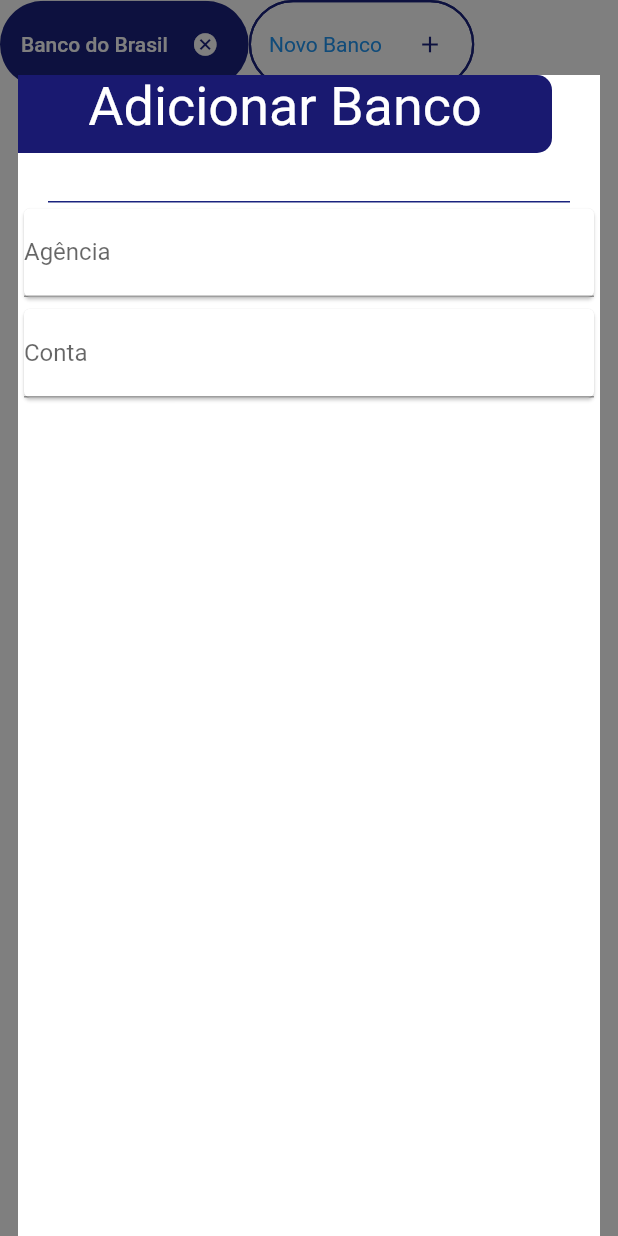
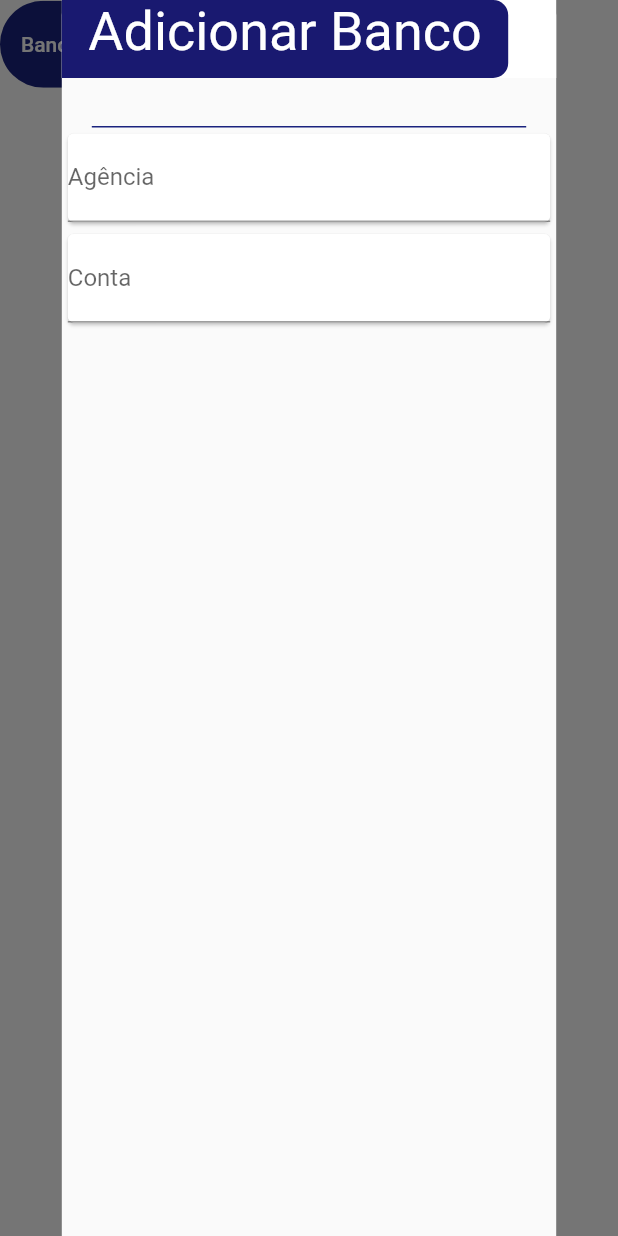
Before and after one commit to RibarrJR/fidelidade_android, a Flutter app: the BankChips widget shown alone on an empty page, opened directly, after a tap on "Novo Banco", on a phone screen of 412 x 824 dp. Run offline on Flutter 3.47's test engine with Material 2 defaults, Android fonts, the phone set to English and light mode, and no system bars; our stand-ins replace circular_profile_avatar, email_validator, mask_text_input_formatter, sqflite, syncfusion_flutter_charts; missing offline and left inert: cpf_cnpj_validator; accounts and stored records are empty; network calls fail.

```diff
--- a/lib/pages/Bank/BankChips.dart
+++ b/lib/pages/Bank/BankChips.dart
@@ -32,41 +32,62 @@ class _BankChipsState extends State<BankChips> {
             padding: MaterialStateProperty.all<EdgeInsets>(EdgeInsets.all(0)),
           ),
           onPressed: () {
-            showGeneralDialog(
-              barrierLabel: "Label",
-              barrierDismissible: true,
-              barrierColor: Colors.black.withOpacity(0.5),
-              transitionDuration: Duration(milliseconds: 700),
-              context: context,
-              pageBuilder: (context, anim1, anim2) {
-                var size = MediaQuery.of(context).size;
-                return Align(
-                  alignment: Alignment.topCenter,
-                  child: Container(
-                    height: size.height,
-                    child: BankAdd(
-                      formKey: _formKey,
-                      onSubmit: _submit,
-                    ),
-                    margin: const EdgeInsets.only(
-                        top: 50, left: 12, right: 12, bottom: 0),
-                    decoration: const BoxDecoration(
-                      color: Colors.white,
-                      borderRadius: BorderRadius.only(
-                          topLeft: Radius.circular(10),
-                          topRight: Radius.circular(10)),
-                    ),
-                  ),
-                );
-              },
-              transitionBuilder: (context, anim1, anim2, child) {
-                return SlideTransition(
-                  position: Tween(begin: Offset(0, 0), end: Offset(0, 0))
-                      .animate(anim1),
-                  child: child,
-                );
-              },
-            );
+
+            final Size _size = MediaQuery.of(context).size;
+    showModalBottomSheet(
+        isScrollControlled: true,
+        constraints: BoxConstraints(
+            maxWidth: _size.width * 0.8, minHeight: _size.height * 0.95),
+        shape: const RoundedRectangleBorder(
+          borderRadius: BorderRadius.only(
+            topLeft: Radius.circular(10),
+            topRight: Radius.circular(10),
+          ),
+        ),
+        context: context,
+        builder: (BuildContext bc) {
+          return BankAdd(
+            formKey: _formKey,
+            onSubmit: _submit,
+          );
+        });
+
+
+            // showGeneralDialog(
+            //   barrierLabel: "Label",
+            //   barrierDismissible: true,
+            //   barrierColor: Colors.black.withOpacity(0.5),
+            //   transitionDuration: Duration(milliseconds: 700),
+            //   context: context,
+            //   pageBuilder: (context, anim1, anim2) {
+            //     var size = MediaQuery.of(context).size;
+            //     return Align(
+            //       alignment: Alignment.topCenter,
+            //       child: Container(
+            //         height: size.height,
+            //         child: BankAdd(
+            //           formKey: _formKey,
+            //           onSubmit: _submit,
+            //         ),
+            //         margin: const EdgeInsets.only(
+            //             top: 50, left: 12, right: 12, bottom: 0),
+            //         decoration: const BoxDecoration(
+            //           color: Colors.white,
+            //           borderRadius: BorderRadius.only(
+            //               topLeft: Radius.circular(10),
+            //               topRight: Radius.circular(10)),
+            //         ),
+            //       ),
+            //     );
+            //   },
+            //   transitionBuilder: (context, anim1, anim2, child) {
+            //     return SlideTransition(
+            //       position: Tween(begin: Offset(0, 0), end: Offset(0, 0))
+            //           .animate(anim1),
+            //       child: child,
+            //     );
+            //   },
+            // );
           },
           child: Text('Novo Banco'),
         ),
```
Also changed, not shown: 22 other files.
